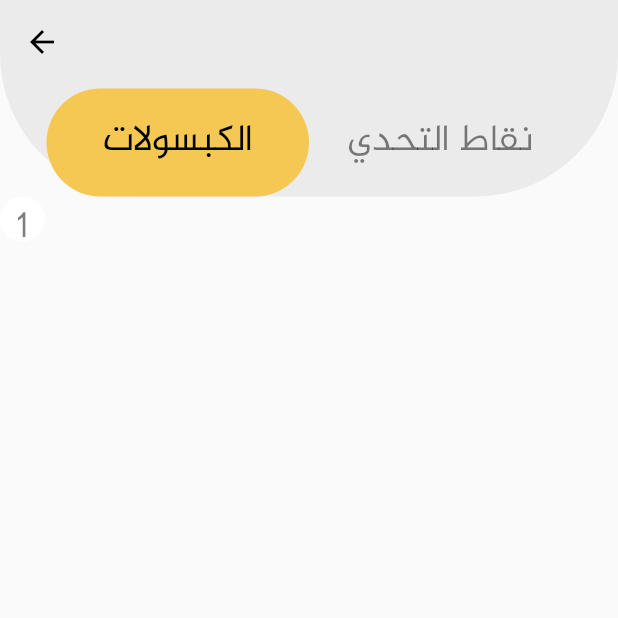
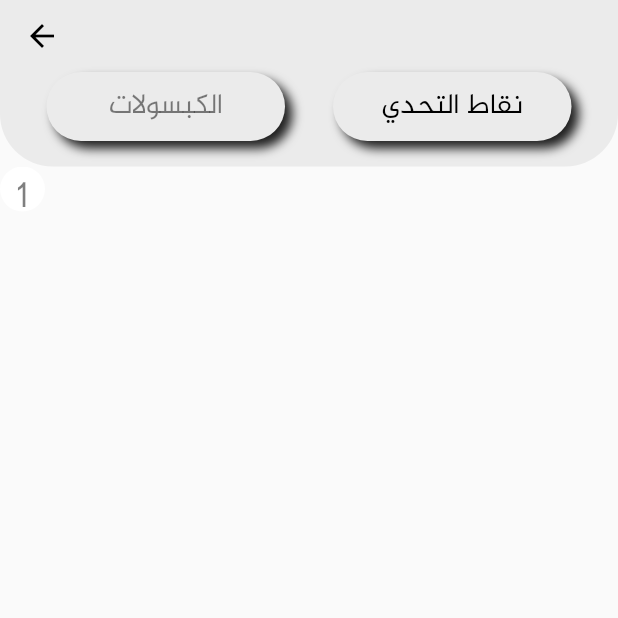
Before and after one commit to sarahMaria7/my-mission, a Flutter app: the screen it shows after launch, on a phone screen of 412 x 824 dp, the top half of it. Run offline on Flutter 3.47's test engine with Material 2 defaults, Android fonts, the phone set to English and light mode, and no system bars.

Commit message:
modified the leaderboard

```diff
--- a/lib/screens/leaderboard.dart
+++ b/lib/screens/leaderboard.dart
@@ -18,8 +18,8 @@ class _LeaderBoardState extends State<LeaderBoard> {
       length: 2,
     child: Scaffold(
       appBar: AppBar(
-         shape: RoundedRectangleBorder(borderRadius: BorderRadius.only(bottomRight: Radius.circular(95.0),
-         bottomLeft: Radius.circular(95.0)
+         shape: RoundedRectangleBorder(borderRadius: BorderRadius.only(bottomRight: Radius.circular(35.0),
+         bottomLeft: Radius.circular(35.0)
          )),
          leading: new IconButton(
               icon: new Icon(Icons.arrow_back, color: Color(0xff000000)),
@@ -29,30 +29,69 @@ class _LeaderBoardState extends State<LeaderBoard> {
             title: Text(''),
             automaticallyImplyLeading: false,
             bottom:  PreferredSize(
-            preferredSize: new Size(100.0, 75.0),
+            preferredSize: new Size(52.0, 55.0),
             child: new Container(
-              width: 350.0,
+              padding: EdgeInsets.only(bottom: 15.0, right: 15.0, left: 15.0),
+
             child: TabBar(
               labelStyle: TextStyle(
-                fontSize: 25.0,
+                fontSize: 19.0,
               ),
               indicatorColor: Colors.transparent,
-               labelColor: Color(0xff000000),
-               unselectedLabelColor: Color(0x80000000),
-               indicator: BoxDecoration(
-                borderRadius: BorderRadius.circular(75),
-                color: Color(0xffF4C852),
+               labelColor: Color(0x80000000),
+               unselectedLabelColor: Color(0xff000000),
 
+              tabs: [
+
+
+
+             Tab(
+               child: Container(
+                 //width: 200.0,
+                decoration: BoxDecoration(
+                borderRadius: BorderRadius.circular(65),
+                color: Color(0xffEBEBEB),
+               boxShadow: [
+            BoxShadow(
+                color: Colors.black87,
+                blurRadius: 5.0,
+                spreadRadius: 0.0,
+                offset: Offset(5.0, 5.0), // shadow direction: bottom right
+            )
+        ],
                                ),
-              tabs: [
-                 new Container(
-                    height: 70.0,
-                child: Tab(text: 'الكبسولات'),
-                 ),
-                  new Container(
-                    height: 70.0,
-                child: Tab(text: 'نقاط التحدي'),
-                  ),
+
+                               child: Align(
+                                 alignment: Alignment.center,
+                                 child: Text('الكبسولات'),
+                               ),
+               ),
+             ),
+
+                Tab(
+                    child: Container(
+
+                 //width: 180.0,
+                decoration: BoxDecoration(
+                borderRadius: BorderRadius.circular(65),
+                color: Color(0xffEBEBEB),
+               boxShadow: [
+            BoxShadow(
+                color: Colors.black87,
+                blurRadius: 5.0,
+                spreadRadius: 0.0,
+                offset: Offset(5.0, 5.0), // shadow direction: bottom right
+            )
+        ],
+                               ),
+
+                               child: Align(
+                                 alignment: Alignment.center,
+                                 child: Text('نقاط التحدي'),
+                               ),
+               ),
+                ),
+
               ],
 
             ),
```
